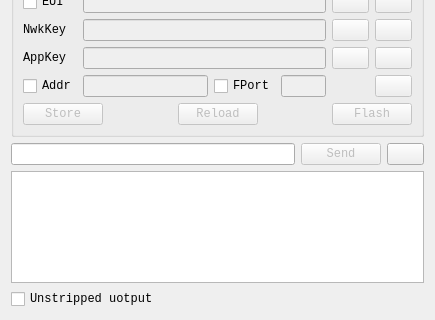
Old version of the form hardware/dialogcollarsim.ui in the repository IvanTsantsarov/herdmind-simulator; both pictures show x 0 to 435 and y 293 to 613 of the 435 by 613 pixel window.
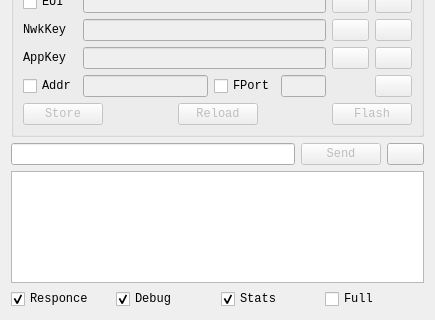
New version of the form. Icons and pictures are not drawn. Custom widgets are drawn as their Qt base class.

```diff
--- a/hardware/dialogcollarsim.ui
+++ b/hardware/dialogcollarsim.ui
@@ -923,11 +923,48 @@
       </widget>
      </item>
      <item>
-      <widget class="QCheckBox" name="checkUnstripped">
-       <property name="text">
-        <string>Unstripped uotput</string>
+      <layout class="QHBoxLayout" name="horizontalLayout_9">
+       <property name="topMargin">
+        <number>0</number>
        </property>
-      </widget>
+       <item>
+        <widget class="QCheckBox" name="checkRsp">
+         <property name="text">
+          <string>Responce</string>
+         </property>
+         <property name="checked">
+          <bool>true</bool>
+         </property>
+        </widget>
+       </item>
+       <item>
+        <widget class="QCheckBox" name="checkDbg">
+         <property name="text">
+          <string>Debug</string>
+         </property>
+         <property name="checked">
+          <bool>true</bool>
+         </property>
+        </widget>
+       </item>
+       <item>
+        <widget class="QCheckBox" name="checkStats">
+         <property name="text">
+          <string>Stats</string>
+         </property>
+         <property name="checked">
+          <bool>true</bool>
+         </property>
+        </widget>
+       </item>
+       <item>
+        <widget class="QCheckBox" name="checkFull">
+         <property name="text">
+          <string>Full</string>
+         </property>
+        </widget>
+       </item>
+      </layout>
      </item>
     </layout>
    </item>
```
Left out of the diff: 2 changed lines with no effect on the pictures.
